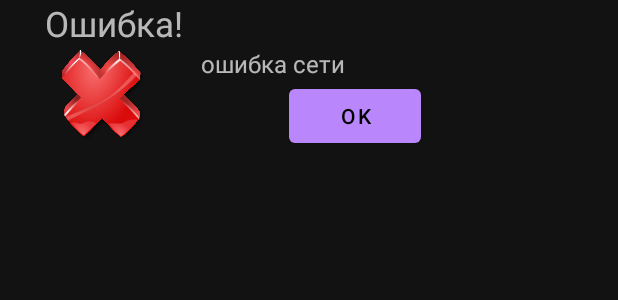
After one commit to Ivnee/Android, an Android app: the layout dialog_err_fragment.xml on its own in the app's theme, with its tools: preview values and no code run, on a phone screen of 412 x 824 dp. The commit adds this screen. Shown: the top 300 px of the screen. Run offline under Robolectric (Android 15) with nearby library versions, the phone set to English and light mode, and no system bars.

Commit message:
hw2Commit

```diff
--- a/app/src/main/java/com/geek/fragmentdz/Bus/InfoContainer.java
+++ b/app/src/main/java/com/geek/fragmentdz/Bus/InfoContainer.java
@@ -6,7 +6,8 @@ public class InfoContainer implements Serializable {
     public int currentPosition;
     public int temperature;
     public String cityName;
-    public double sunset;
-    public double sunrise;
+    public long sunset;
+    public long sunrise;
     public int clouds;
+    public int cod;
 }
--- /dev/null
+++ b/app/src/main/res/layout/dialog_err_fragment.xml
@@ -0,0 +1,50 @@
+<?xml version="1.0" encoding="utf-8"?>
+<androidx.constraintlayout.widget.ConstraintLayout xmlns:android="http://schemas.android.com/apk/res/android"
+    xmlns:app="http://schemas.android.com/apk/res-auto"
+    xmlns:tools="http://schemas.android.com/tools"
+    android:layout_width="match_parent"
+    android:layout_height="match_parent">
+
+    <TextView
+        android:id="@+id/err_title"
+        android:layout_marginStart="30dp"
+        android:layout_width="wrap_content"
+        android:layout_height="wrap_content"
+        android:text="@string/Error"
+        android:textSize="23sp"
+        app:layout_constraintStart_toStartOf="parent"
+        app:layout_constraintTop_toTopOf="parent" />
+
+    <ImageView
+        android:id="@+id/err_img"
+        android:layout_width="82dp"
+        android:layout_height="94dp"
+        android:layout_marginStart="28dp"
+        android:paddingBottom="30dp"
+        android:src="@drawable/error"
+        app:layout_constraintStart_toStartOf="parent"
+        app:layout_constraintTop_toBottomOf="@+id/err_title" />
+
+    <TextView
+        android:id="@+id/err_msg"
+        android:layout_width="wrap_content"
+        android:layout_height="wrap_content"
+        android:layout_marginStart="24dp"
+        android:layout_marginEnd="20dp"
+        android:textSize="16sp"
+        app:layout_constraintStart_toEndOf="@+id/err_img"
+        app:layout_constraintTop_toTopOf="@+id/err_img"
+        tools:text="ошибка сети " />
+
+    <Button
+        android:id="@+id/err_btn"
+        android:layout_width="wrap_content"
+        android:layout_height="wrap_content"
+        android:text="@string/ok"
+        app:layout_constraintEnd_toEndOf="parent"
+        app:layout_constraintHorizontal_bias="0.386"
+        app:layout_constraintStart_toEndOf="@+id/err_img"
+        app:layout_constraintTop_toBottomOf="@+id/err_msg" />
+
+
+</androidx.constraintlayout.widget.ConstraintLayout>
--- a/app/src/main/res/layout/nav_head.xml
+++ b/app/src/main/res/layout/nav_head.xml
@@ -13,8 +13,7 @@
         android:layout_width="80dp"
         android:layout_height="80dp"
         android:layout_gravity="start"
-        android:src="@drawable/icon2"
-        android:contentDescription="TODO" />
+        android:src="@drawable/icon2"/>
 
     <TextView
         android:layout_width="wrap_content"
--- a/app/src/main/res/values/strings.xml
+++ b/app/src/main/res/values/strings.xml
@@ -18,4 +18,9 @@
     <string name="delete_cities">Отчистить список городов?</string>
     <string name="divider">____________________________________________</string>
     <string name="temp_is">\" температура = \"</string>
+    <string name="Error">Ошибка!</string>
+    <string name="connect_error">Ошибка подключения №</string>
+    <string name="ok">OK</string>
+    <string name="dialog_err_tag">ErrorDialog</string>
+    <string name="add_city">Добавить город?</string>
 </resources>
```
Also changed, not shown: app/src/main/java/com/geek/fragmentdz/DialogErrorFragment.java (added, +53 -0 lines), app/src/main/java/com/geek/fragmentdz/Fragments/FragmentInfo.java (+8 -2 lines), app/src/main/java/com/geek/fragmentdz/Fragments/FragmentList.java (+31 -13 lines), app/src/main/java/com/geek/fragmentdz/Fragments/HistoryFragment.java (+23 -22 lines), app/src/main/java/com/geek/fragmentdz/RecyclerHistoryAdapter.java (added, +49 -0 lines), app/src/main/java/com/geek/fragmentdz/WeatherJsonData/Sys.java (+6 -6 lines), app/src/main/res/layout/history_fragment.xml (+6 -9 lines), app/src/main/res/layout/rv_history.xml (added, +13 -0 lines), app/src/main/res/drawable/error.png (added).
